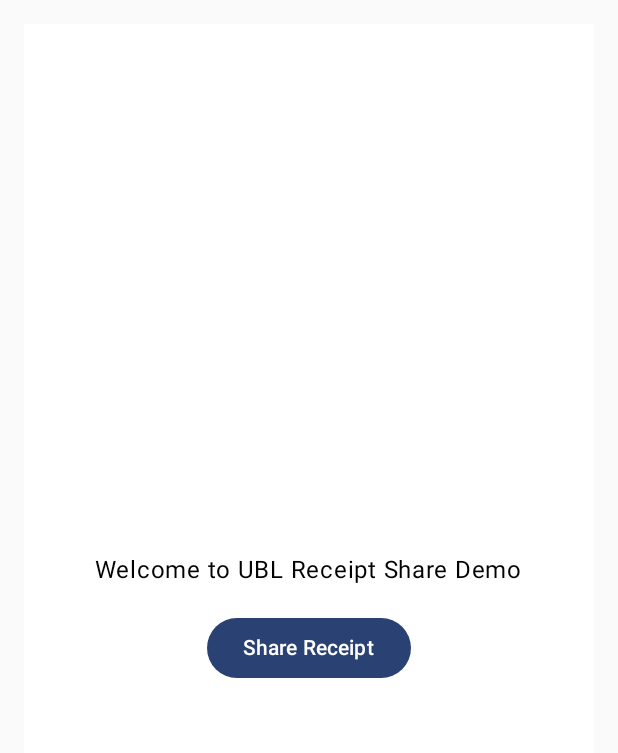
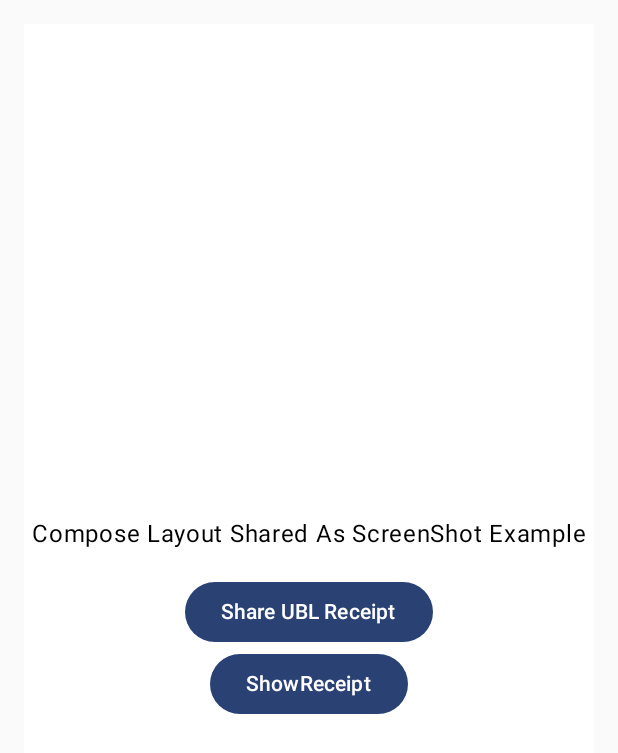
Before and after one commit to harisarshad123/ComposeLayOutShared, an Android app built with Jetpack Compose: the screen it shows after launch (MainActivity), on a phone screen of 412 x 824 dp. Shown: the top 753 px of the screen. Run offline under Robolectric (Android 15) with nearby library versions, the phone set to English and light mode, and no system bars.

Commit message:
share layout

```diff
--- a/app/src/main/java/com/example/composelayoutshared/presentation/ShareScreen.kt
+++ b/app/src/main/java/com/example/composelayoutshared/presentation/ShareScreen.kt
@@ -19,12 +19,14 @@ import androidx.compose.ui.Modifier
 import androidx.compose.ui.graphics.Color
 import androidx.compose.ui.tooling.preview.Preview
 import androidx.compose.ui.unit.dp
-import com.example.composelayoutshared.utils.HiddenReceiptView
+import com.example.composelayoutshared.utils.ShowScreenShotLayout
 
 @Preview
 @Composable
 fun ShareScreen() {
-    var shouldRender by remember { mutableStateOf(false) }
+    var showReceipt by remember { mutableStateOf(false) }
+    var showUBLReceipt by remember { mutableStateOf(false) }
+
     Column(
         modifier = Modifier
             .fillMaxSize()
@@ -33,19 +35,37 @@ fun ShareScreen() {
         verticalArrangement = Arrangement.Center,
         horizontalAlignment = Alignment.CenterHorizontally
     ) {
-        Text("Welcome to UBL Receipt Share Demo")
+        Text("Compose Layout Shared As ScreenShot Example")
         Spacer(modifier = Modifier.height(16.dp))
 
         Button(onClick = {
-            shouldRender = true
+            showUBLReceipt = true
         }) {
-            Text("Share Receipt")
+            Text("Share UBL Receipt")
+        }
+
+        Button(onClick = {
+            showReceipt = true
+        }) {
+            Text("ShowReceipt")
         }
     }
 
-    if (shouldRender) {
-        HiddenReceiptView {
-            shouldRender = false
-        }
+    if (showUBLReceipt) {
+        ShowScreenShotLayout(
+            composableContent = { TransactionDetailsScreen() },
+            onComplete = {
+                showUBLReceipt = false
+            }
+        )
+    }
+
+    if (showReceipt) {
+        ShowScreenShotLayout(
+            composableContent = { ReceiptLayout() },
+            onComplete = {
+                showReceipt = false
+            }
+        )
     }
 }
```
Also changed, not shown: app/src/main/java/com/example/composelayoutshared/presentation/ShowReceipt.kt (added, +42 -0 lines), app/src/main/java/com/example/composelayoutshared/utils/Utils.kt (+7 -44 lines).
